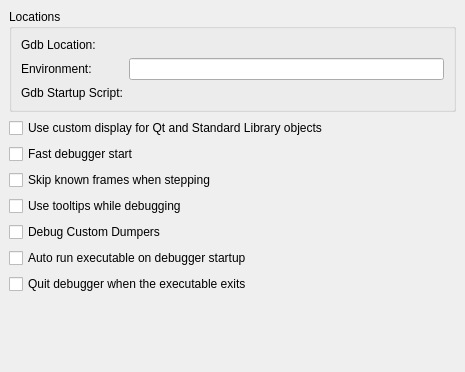
This is src/plugins/debugger/gdboptionpage.ui in qt-creator/qt-creator as Qt 5 draws it before an edit. The edited form follows.
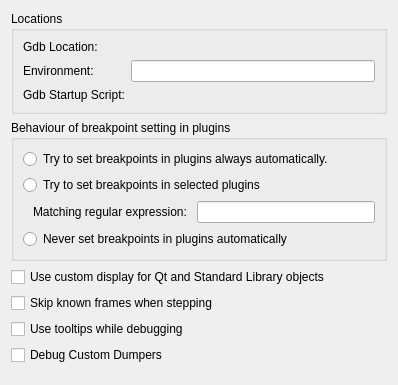
This is the edited form. Custom widgets are drawn as their Qt base class.

Commit message: Fixes:    debugger: work on more fine-grained breakpoints-in-plugins setting

Patch:
```diff
--- a/src/plugins/debugger/gdboptionpage.ui
+++ b/src/plugins/debugger/gdboptionpage.ui
@@ -6,22 +6,16 @@
    <rect>
     <x>0</x>
     <y>0</y>
-    <width>465</width>
-    <height>372</height>
+    <width>398</width>
+    <height>385</height>
    </rect>
   </property>
   <property name="windowTitle">
    <string>Form</string>
   </property>
-  <layout class="QVBoxLayout">
-   <property name="spacing">
-    <number>6</number>
-   </property>
-   <property name="margin">
-    <number>9</number>
-   </property>
-   <item>
-    <widget class="QGroupBox" name="groupBox">
+  <layout class="QGridLayout" name="gridLayout_2">
+   <item row="0" column="0">
+    <widget class="QGroupBox" name="groupBoxLocations">
      <property name="title">
       <string>Locations</string>
      </property>
@@ -74,7 +68,70 @@
      </layout>
     </widget>
    </item>
-   <item>
+   <item row="1" column="0">
+    <widget class="QGroupBox" name="groupBoxPluginDebugging">
+     <property name="title">
+      <string>Behaviour of breakpoint setting in plugins</string>
+     </property>
+     <layout class="QGridLayout" name="gridLayout">
+      <item row="0" column="0">
+       <widget class="QRadioButton" name="radioButtonAllPluginBreakpoints">
+        <property name="toolTip">
+         <string>This is the slowest but safest option.</string>
+        </property>
+        <property name="text">
+         <string>Try to set breakpoints in plugins always automatically.</string>
+        </property>
+       </widget>
+      </item>
+      <item row="1" column="0">
+       <widget class="QRadioButton" name="radioButtonSelectedPluginBreakpoints">
+        <property name="text">
+         <string>Try to set breakpoints in selected plugins</string>
+        </property>
+       </widget>
+      </item>
+      <item row="2" column="0">
+       <layout class="QHBoxLayout" name="horizontalLayout">
+        <item>
+         <spacer name="horizontalSpacer">
+          <property name="orientation">
+           <enum>Qt::Horizontal</enum>
+          </property>
+          <property name="sizeType">
+           <enum>QSizePolicy::Preferred</enum>
+          </property>
+          <property name="sizeHint" stdset="0">
+           <size>
+            <width>10</width>
+            <height>10</height>
+           </size>
+          </property>
+         </spacer>
+        </item>
+        <item>
+         <widget class="QLabel" name="labelSelectedPluginBreakpoints">
+          <property name="text">
+           <string>Matching regular expression: </string>
+          </property>
+         </widget>
+        </item>
+        <item>
+         <widget class="QLineEdit" name="lineEditSelectedPluginBreakpointsPattern"/>
+        </item>
+       </layout>
+      </item>
+      <item row="3" column="0">
+       <widget class="QRadioButton" name="radioButtonNoPluginBreakpoints">
+        <property name="text">
+         <string>Never set breakpoints in plugins automatically</string>
+        </property>
+       </widget>
+      </item>
+     </layout>
+    </widget>
+   </item>
+   <item row="2" column="0">
     <widget class="QCheckBox" name="checkBoxUseCustomDumpers">
      <property name="toolTip">
       <string>Checking this will make the debugger try to use code to format certain data (QObject, QString, std::string etc.) nicely.</string>
@@ -84,17 +141,7 @@
      </property>
     </widget>
    </item>
-   <item>
-    <widget class="QCheckBox" name="checkBoxFastStart">
-     <property name="toolTip">
-      <string>Checking this will make the debugger start fast by loading only very few debug symbols on start up. This might lead to situations where breakpoints can not be set properly. So uncheck this option if you experience breakpoint related problems.</string>
-     </property>
-     <property name="text">
-      <string>Fast debugger start</string>
-     </property>
-    </widget>
-   </item>
-   <item>
+   <item row="3" column="0">
     <widget class="QCheckBox" name="checkBoxSkipKnownFrames">
      <property name="toolTip">
       <string>When this option is checked, 'Step Into' compresses several steps into one in certain situations, leading to 'less noisy' debugging. So will, e.g., the atomic
@@ -105,7 +152,7 @@
      </property>
     </widget>
    </item>
-   <item>
+   <item row="4" column="0">
     <widget class="QCheckBox" name="checkBoxUseToolTips">
      <property name="toolTip">
       <string>Checking this will make enable tooltips for variable values during debugging. Since this can slow down debugging and does not provide reliable information as it does not use scope information, it is switched off by default.</string>
@@ -115,7 +162,7 @@
      </property>
     </widget>
    </item>
-   <item>
+   <item row="5" column="0">
     <widget class="QCheckBox" name="checkBoxDebugDumpers">
      <property name="toolTip">
       <string notr="true">This is an internal tool to make debugging the Custom Data Dumper code easier. Using this action is in general not needed unless you want do debug Qt Creator itself.</string>
@@ -125,29 +172,15 @@
      </property>
     </widget>
    </item>
-   <item>
-    <widget class="QCheckBox" name="autoStartBox">
-     <property name="text">
-      <string>Auto run executable on debugger startup</string>
-     </property>
-    </widget>
-   </item>
-   <item>
-    <widget class="QCheckBox" name="autoQuitBox">
-     <property name="text">
-      <string>Quit debugger when the executable exits</string>
-     </property>
-    </widget>
-   </item>
-   <item>
-    <spacer>
+   <item row="6" column="0">
+    <spacer name="verticalSpacer">
      <property name="orientation">
       <enum>Qt::Vertical</enum>
      </property>
      <property name="sizeHint" stdset="0">
       <size>
-       <width>415</width>
-       <height>41</height>
+       <width>10</width>
+       <height>1</height>
       </size>
      </property>
     </spacer>
```
The commit also changes 4 other files.
